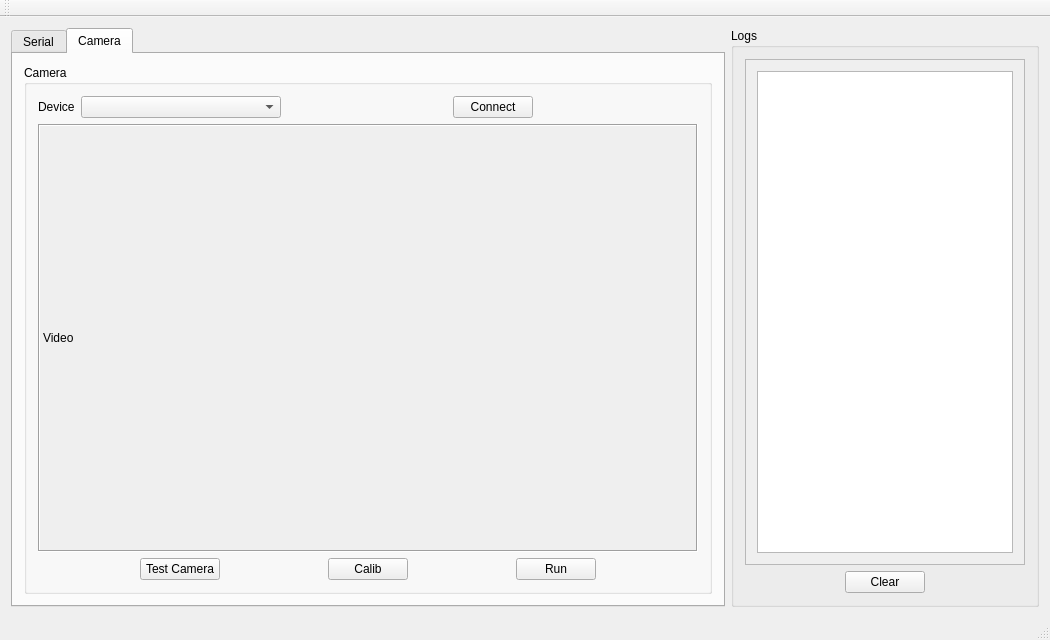
Before: the Qt Designer form mainwindow.ui in darkdragon276/ROBOT_5DOF_GUI, drawn with Qt 5.
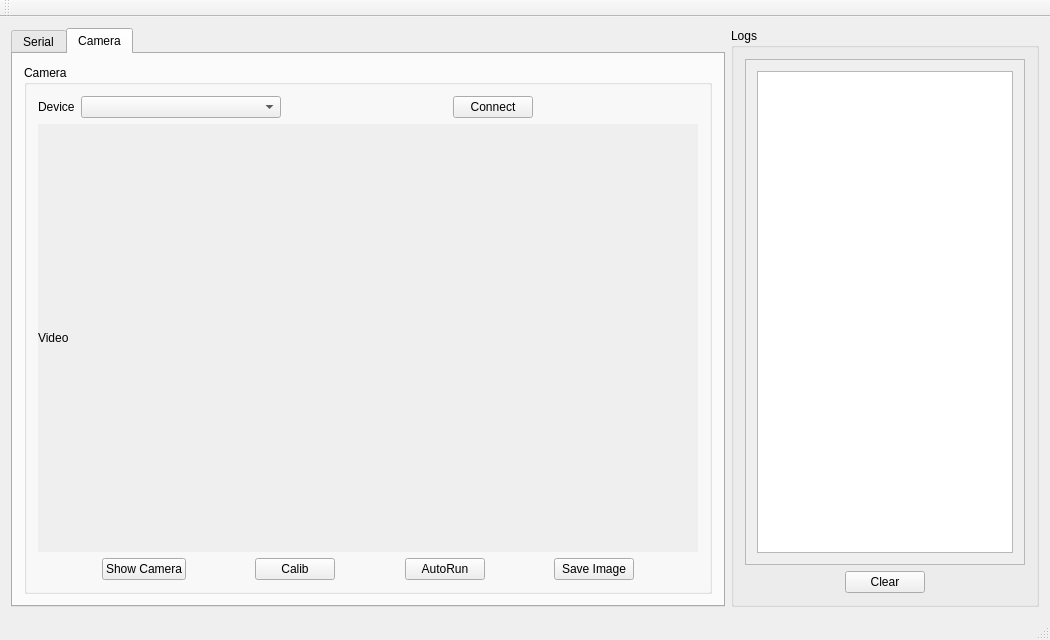
After: the same form once the commit is applied. Custom widgets are drawn as their Qt base class.

The edit to the form file:
```diff
--- a/mainwindow.ui
+++ b/mainwindow.ui
@@ -597,10 +597,10 @@
               <enum>QFrame::Box</enum>
              </property>
              <property name="frameShadow">
-              <enum>QFrame::Sunken</enum>
+              <enum>QFrame::Plain</enum>
              </property>
              <property name="lineWidth">
-              <number>1</number>
+              <number>0</number>
              </property>
              <property name="text">
               <string>Video</string>
@@ -628,7 +628,7 @@
              <item>
               <widget class="QPushButton" name="pushButton_TestCamera">
                <property name="text">
-                <string>Test Camera</string>
+                <string>Show Camera</string>
                </property>
               </widget>
              </item>
@@ -668,7 +668,27 @@
              <item>
               <widget class="QPushButton" name="pushButton_Run">
                <property name="text">
-                <string>Run</string>
+                <string>AutoRun</string>
+               </property>
+              </widget>
+             </item>
+             <item>
+              <spacer name="horizontalSpacer_12">
+               <property name="orientation">
+                <enum>Qt::Horizontal</enum>
+               </property>
+               <property name="sizeHint" stdset="0">
+                <size>
+                 <width>40</width>
+                 <height>20</height>
+                </size>
+               </property>
+              </spacer>
+             </item>
+             <item>
+              <widget class="QPushButton" name="pushButton_SaveImg">
+               <property name="text">
+                <string>Save Image</string>
                </property>
               </widget>
              </item>
@@ -717,6 +737,13 @@
   <widget class="QStatusBar" name="statusBar"/>
  </widget>
  <layoutdefault spacing="6" margin="11"/>
+ <customwidgets>
+  <customwidget>
+   <class>QLabel_custom</class>
+   <extends>QLabel</extends>
+   <header location="global">qlabel_custom.h</header>
+  </customwidget>
+ </customwidgets>
  <resources/>
  <connections/>
 </ui>
```
Left out of the diff: 7 changed lines with no effect on the pictures.
